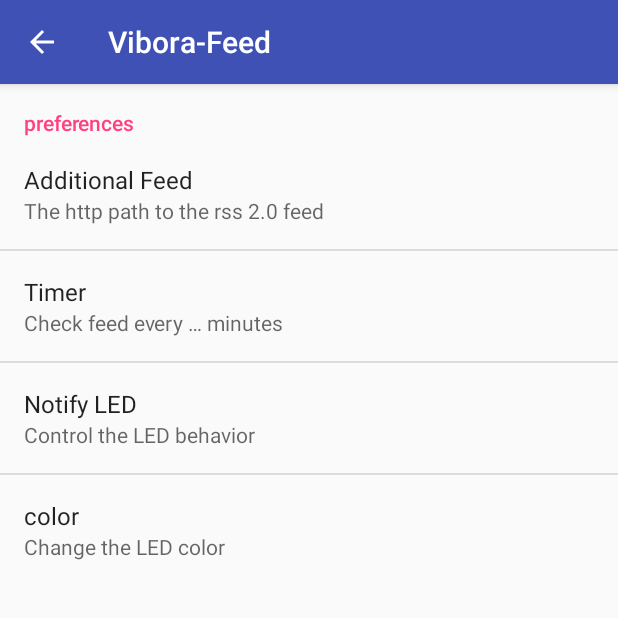
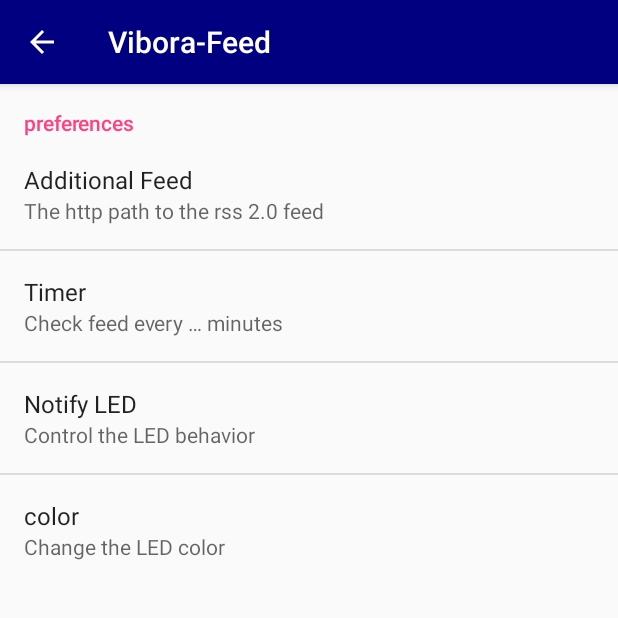
Before and after one commit to no-go/ViboraFeed, an Android app: the screen it shows after launch (PreferencesActivity), in the options menu, after a tap on "preferences", on a phone screen of 412 x 824 dp, the top half of it. Run offline under Robolectric (Android 15) with nearby library versions, the phone set to English and light mode, and no system bars.

Commit message:
design update: title complete blue. body of feed a bit lighter.

```diff
--- a/app/build.gradle
+++ b/app/build.gradle
@@ -8,8 +8,8 @@
         applicationId "de.vibora.viborafeed"
         minSdkVersion 16
         targetSdkVersion 23
-        versionCode 17
-        versionName "1.7"
+        versionCode 18
+        versionName "1.8"
     }
     buildTypes {
         release {
--- a/app/src/main/res/layout/feed.xml
+++ b/app/src/main/res/layout/feed.xml
@@ -16,7 +16,6 @@
         android:layout_height="wrap_content"
         android:text="date"
         android:id="@+id/feedDate"
-        android:textColor="@android:color/secondary_text_light_nodisable"
         android:enabled="false"
         android:layout_alignParentTop="true"
         android:layout_alignParentRight="true"
@@ -33,7 +32,6 @@
         android:text="title"
         android:id="@+id/feedTitle"
         android:enabled="false"
-        android:textColor="@android:color/background_dark"
         android:textAppearance="?android:attr/textAppearanceMedium"
         android:layout_alignTop="@+id/image"
         android:layout_toRightOf="@+id/image"
@@ -48,7 +46,6 @@
         android:text="body"
         android:id="@+id/feedBody"
         android:enabled="false"
-        android:textColor="@android:color/tertiary_text_dark"
         android:layout_below="@+id/feedTitle"
         android:layout_alignLeft="@+id/feedTitle" />
 
--- a/app/src/main/res/values/colors.xml
+++ b/app/src/main/res/values/colors.xml
@@ -4,10 +4,10 @@
     <color name="colorOldText">#bbbbbb</color>
 
     <color name="colorTitle">#323232</color>
-    <color name="colorDate">#808080</color>
-    <color name="colorBody">#000000</color>
+    <color name="colorDate">#d6d7d7</color>
+    <color name="colorBody">#808080</color>
 
-    <color name="colorPrimary">#3F51B5</color>
-    <color name="colorPrimaryDark">#303F9F</color>
+    <color name="colorPrimary">#000080</color>
+    <color name="colorPrimaryDark">#000080</color>
     <color name="colorAccent">#FF4081</color>
 </resources>
```
Also changed, not shown: 1 other file.
